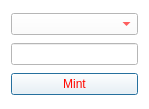
Qt form MintDialog.ui (LiquidityProtocol/AMM-Simulator) before a commit.
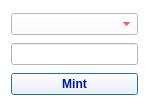
The same form after that commit.

The edit to the form file:
```diff
--- a/MintDialog.ui
+++ b/MintDialog.ui
@@ -38,9 +38,14 @@
    </item>
    <item>
     <widget class="QPushButton" name="pushButton">
+     <property name="font">
+      <font>
+       <bold>true</bold>
+      </font>
+     </property>
      <property name="styleSheet">
       <string notr="true">background-color: rgb(255, 255, 255);
-color: rgb(255, 8, 0);</string>
+color: rgb(1, 25, 147); </string>
      </property>
      <property name="text">
       <string>Mint</string>
```
